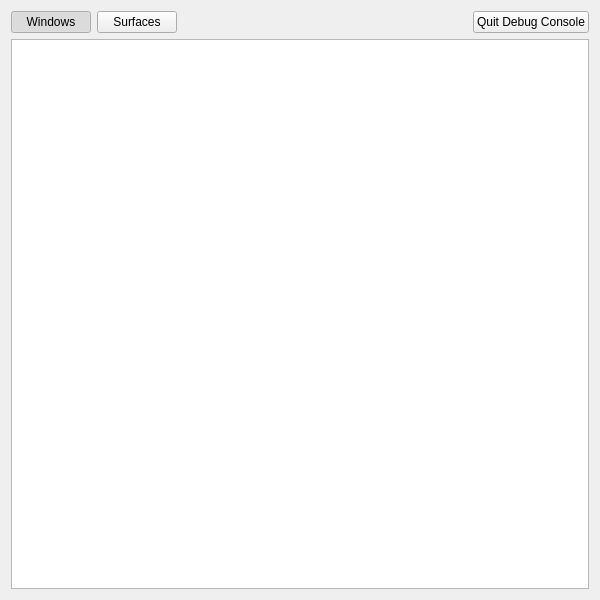
Before: the Qt Designer form debug_console.ui in KDE/kwin, drawn with Qt 5.
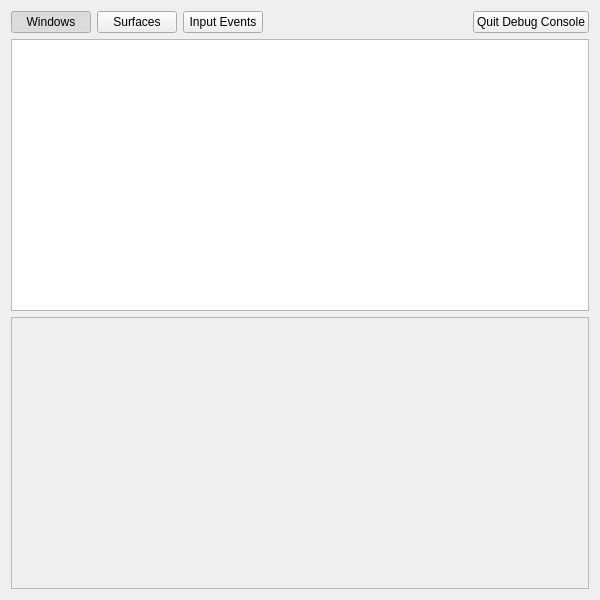
After: the same form once the commit is applied.

Commit message:
Input events mode in debug console
Summary: Inspired by xev a new tool which prints out all input events.

Reviewers: #plasma

Subscribers: plasma-devel

Projects: #plasma

```diff
--- a/debug_console.ui
+++ b/debug_console.ui
@@ -39,6 +39,16 @@
        </property>
       </widget>
      </item>
+     <item>
+      <widget class="QPushButton" name="inputEventsButton">
+       <property name="text">
+        <string>Input Events</string>
+       </property>
+       <property name="checkable">
+        <bool>true</bool>
+       </property>
+      </widget>
+     </item>
      <item>
       <spacer name="horizontalSpacer">
        <property name="orientation">
@@ -68,6 +78,16 @@
      </attribute>
     </widget>
    </item>
+   <item>
+    <widget class="QTextEdit" name="inputTextEdit">
+     <property name="enabled">
+      <bool>false</bool>
+     </property>
+     <property name="readOnly">
+      <bool>true</bool>
+     </property>
+    </widget>
+   </item>
   </layout>
  </widget>
  <tabstops>
```
The commit also changes 2 other files.
